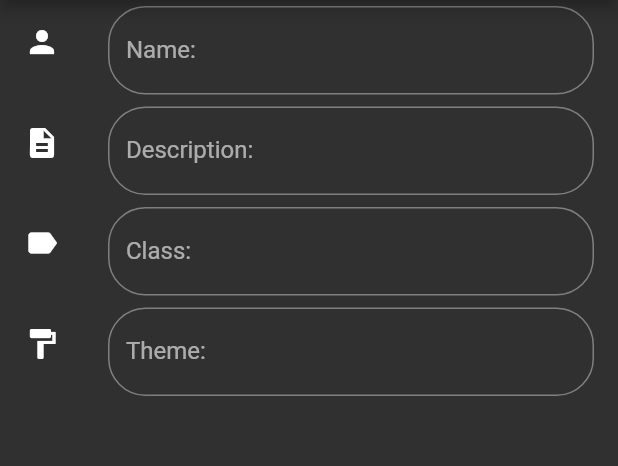
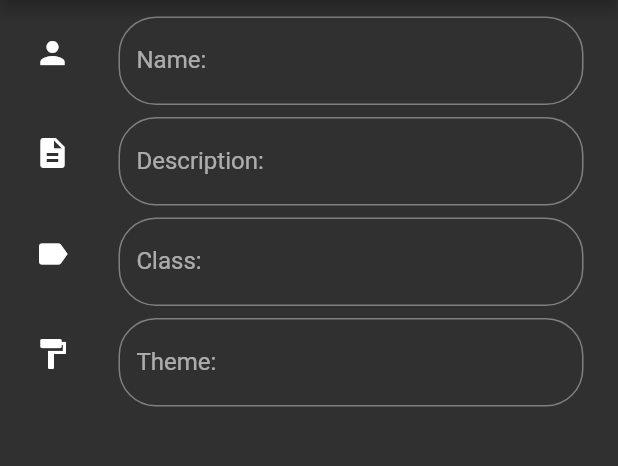
Before and after one commit to DylanHobbs/Starfinder-Companion, a Flutter app: the screen it shows after launch, on a phone screen of 412 x 824 dp, the part 84-550 px from its top. Run offline on Flutter 3.47's test engine with Material 2 defaults, Android fonts, the phone set to English and light mode, and no system bars; Roboto replaces fonts that are missing (Montserrat, Poppins).

Commit message:
added some padding

```diff
--- a/lib/main.dart
+++ b/lib/main.dart
@@ -75,6 +75,7 @@ class StarfinderState extends State<Starfinder> {
       builder: (context, snapshot) {
         if (snapshot.hasData) {
           return new ListView(
+            padding: new EdgeInsets.all(7.0),
             children: <Widget>[
               ListTile(
                 leading: Icon(Icons.person),
```
